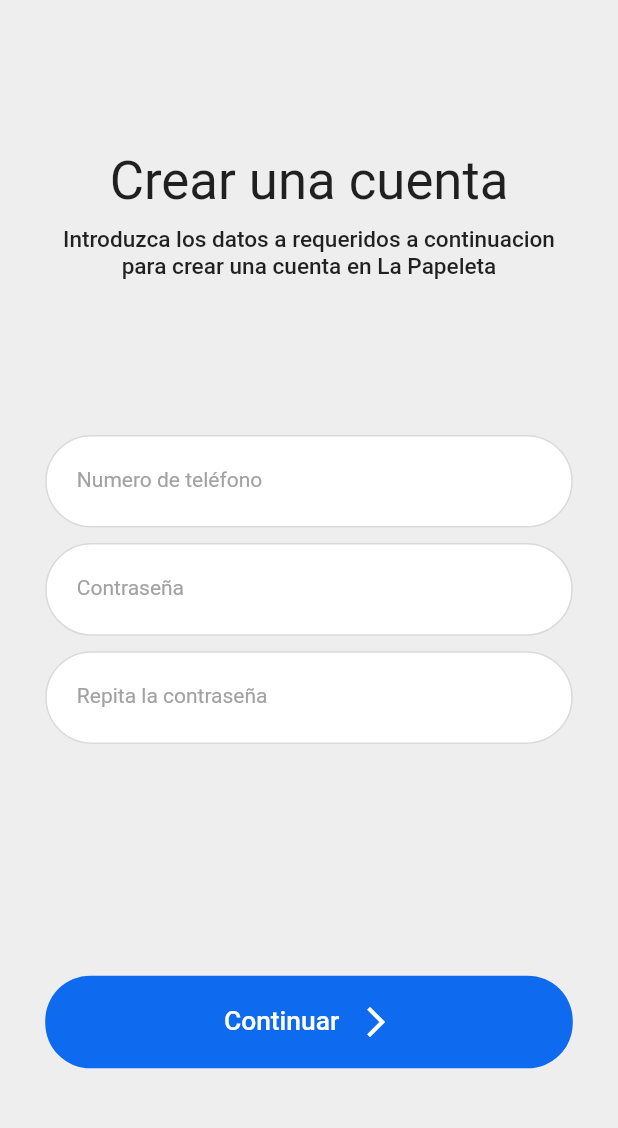
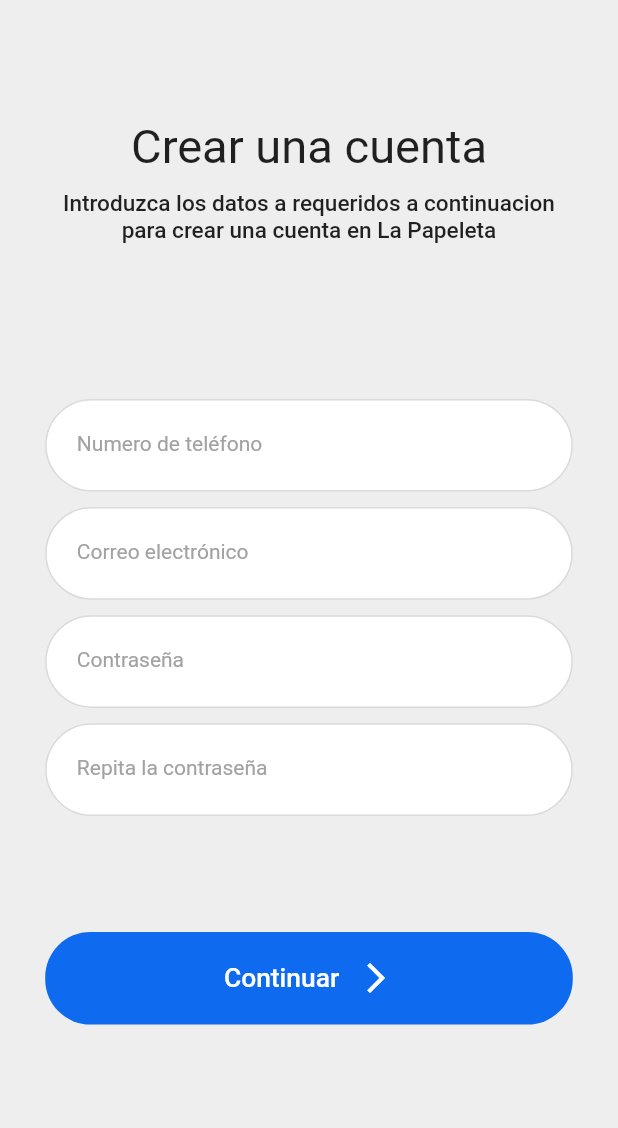
Before and after one commit to rogerordaz1/customer, a Flutter app: the screen it shows after launch, after a tap on "Crear una cuenta", on a phone screen of 412 x 824 dp, the part 101-1229 px from its top. Run offline on Flutter 3.47's test engine with Material 2 defaults, Android fonts, the phone set to English and light mode, and no system bars; our stand-ins replace flutter_screenutil, get, tabler_icons; missing offline and left inert: flutter_statusbarcolor_ns.

Commit message:
trabajando en nlogin

```diff
--- a/lib/core/app_pages.dart
+++ b/lib/core/app_pages.dart
@@ -1,4 +1,5 @@
 import 'package:app/modules/auth/login/login_routes.dart';
+import 'package:app/modules/auth/recovery_password/recovery_password.dart';
 import 'package:app/modules/auth/register/register_routes.dart';
 import 'package:app/modules/home/home_routes.dart';
 import 'package:app/modules/layout/routes/layout_routes.dart';
@@ -12,6 +13,7 @@ class AppPages {
   static final routes = [
     ...LoginRoutes.routes,
     ...RegisterRoutes.routes,
+    ...RecoveryPasswordRoutes.routes,
     ...LayoutRoutes.routes,
     ...HomeRoutes.routes,
     ...MapsRoutes.routes,
--- a/lib/core/runner/main_runner.dart
+++ b/lib/core/runner/main_runner.dart
@@ -1,14 +1,14 @@
 import 'dart:async';
 import 'dart:io';
 import 'package:flutter/material.dart';
-import 'package:flutter_dotenv/flutter_dotenv.dart';
+//import 'package:flutter_dotenv/flutter_dotenv.dart';
 
 typedef AppBuilder = Widget Function();
 
 mixin MainRunner {
   static T? _runZoned<T>(T Function() body) => runZonedGuarded<T>(
         body,
-        (e, st) => null,
+        (e, st) {},
       );
 
   static void run({
@@ -20,7 +20,7 @@ mixin MainRunner {
 
         HttpOverrides.global = MyHttpOverrides();
 
-      //  await dotenv.load(fileName: ".env");
+        //  await dotenv.load(fileName: ".env");
         runApp(appBuilder());
       },
     );
--- /dev/null
+++ b/lib/modules/auth/recovery_password/recovery_password.dart
@@ -0,0 +1,4 @@
+export './recovery_password_binding.dart';
+export './recovery_password_controller.dart';
+export './recovery_password_page.dart';
+export './recovery_password_routes.dart';
--- /dev/null
+++ b/lib/modules/auth/recovery_password/recovery_password_controller.dart
@@ -0,0 +1,5 @@
+import 'package:get/get.dart';
+
+class RecoveryPasswordController extends GetxController {
+  //TODO: Implement HomeController.
+}
--- /dev/null
+++ b/lib/modules/auth/recovery_password/recovery_password_routes.dart
@@ -0,0 +1,23 @@
+import 'package:app/modules/auth/recovery_password/enter_code_page.dart';
+import 'package:app/modules/auth/recovery_password/recovery_password_binding.dart';
+import 'package:app/modules/auth/recovery_password/recovery_password_page.dart';
+import 'package:get/get.dart';
+
+class RecoveryPasswordRoutes {
+  RecoveryPasswordRoutes._();
+
+  static const recovery = '/recovery';
+
+  static final routes = [
+    GetPage(
+        name: recovery,
+        page: () => const RecoveryPasswordPage(),
+        binding: RecoveryPasswordBinding(),
+        children: [
+          GetPage(
+            name: '${recovery}_enter_code',
+            page: () => const EnterCodePage(),
+          )
+        ]),
+  ];
+}
--- a/lib/modules/auth/register/register_page.dart
+++ b/lib/modules/auth/register/register_page.dart
@@ -26,7 +26,7 @@ class RegisterPage extends GetView<RegisterController> {
                   const Align(
                       alignment: Alignment.bottomLeft,
                       child: CustomBackButtom()),
-                  const SizedBox(height: 100),
+                  const SizedBox(height: 80),
                   const CustomRegisterTitles(
                       text: 'Crear una cuenta', isSubtitle: false),
                   SizedBox(height: 8.h),
@@ -38,10 +38,12 @@ class RegisterPage extends GetView<RegisterController> {
                   SizedBox(height: 80.h),
                   const CustomFormField(hintext: 'Numero de teléfono'),
                   SizedBox(height: 8.h),
+                  const CustomFormField(hintext: 'Correo electrónico'),
+                  SizedBox(height: 8.h),
                   const CustomFormField(hintext: 'Contraseña'),
                   SizedBox(height: 8.h),
                   const CustomFormField(hintext: 'Repita la contraseña'),
-                  SizedBox(height: 120.h),
+                  SizedBox(height: 60.h),
                   CustomLoginButtoms(
                       onTap: () {}, hintext: 'Continuar', ispraimary: true),
                 ],
--- a/lib/modules/auth/widgets/custom_back_buttom.dart
+++ b/lib/modules/auth/widgets/custom_back_buttom.dart
@@ -1,5 +1,6 @@
 import 'package:flutter/material.dart';
 import 'package:flutter_screenutil/flutter_screenutil.dart';
+import 'package:get/get.dart';
 
 class CustomBackButtom extends StatelessWidget {
   const CustomBackButtom({
@@ -8,7 +9,9 @@ class CustomBackButtom extends StatelessWidget {
 
   @override
   Widget build(BuildContext context) {
-    return Container(
+    return GestureDetector(
+      onTap: () => Get.back(),
+      child: Container(
         width: 93.w,
         height: 32.h,
         padding: EdgeInsets.only(left: 8.w, right: 16.w),
@@ -39,6 +42,7 @@ class CustomBackButtom extends StatelessWidget {
             ),
           ],
         ),
+      ),
     );
   }
 }
--- a/lib/modules/auth/widgets/custom_register_title.dart
+++ b/lib/modules/auth/widgets/custom_register_title.dart
@@ -19,7 +19,7 @@ class CustomRegisterTitles extends StatelessWidget {
       style: TextStyle(
         fontFamily: 'Roboto',
         fontWeight: isSubtitle ? FontWeight.w500 : FontWeight.w400,
-        fontSize: isSubtitle ? 12.sp : 28.sp,
+        fontSize: isSubtitle ? 12.sp : 25.sp,
         fontStyle: FontStyle.normal,
       ),
     );
--- a/lib/modules/auth/widgets/forgot_password_text.dart
+++ b/lib/modules/auth/widgets/forgot_password_text.dart
@@ -1,6 +1,7 @@
+import 'package:app/modules/auth/recovery_password/recovery_password_routes.dart';
 import 'package:flutter/material.dart';
 import 'package:flutter_screenutil/flutter_screenutil.dart';
-
+import 'package:get/get.dart';
 import '../../../core/theme/app_colors.dart';
 
 class ForgotPasswordText extends StatelessWidget {
@@ -13,8 +14,9 @@ class ForgotPasswordText extends StatelessWidget {
     return SizedBox(
       width: double.infinity,
       height: 32.h,
+      child: GestureDetector(
+        onTap: () => Get.toNamed(RecoveryPasswordRoutes.recovery),
         child: Row(
-        mainAxisSize: MainAxisSize.min,
           mainAxisAlignment: MainAxisAlignment.center,
           crossAxisAlignment: CrossAxisAlignment.center,
           children: [
@@ -25,12 +27,11 @@ class ForgotPasswordText extends StatelessWidget {
                 fontSize: 12,
                 fontFamily: 'Roboto',
                 fontWeight: FontWeight.w500,
-              height: 0.11,
-              letterSpacing: 0.50,
               ),
             ),
           ],
         ),
+      ),
     );
   }
 }
```
Also changed, not shown: lib/modules/auth/recovery_password/enter_code_page.dart (added, +41 -0 lines), lib/modules/auth/recovery_password/recovery_password_binding.dart (added, +11 -0 lines), lib/modules/auth/recovery_password/recovery_password_page.dart (added, +54 -0 lines). Lines whose indentation alone changed are shown as unchanged.
